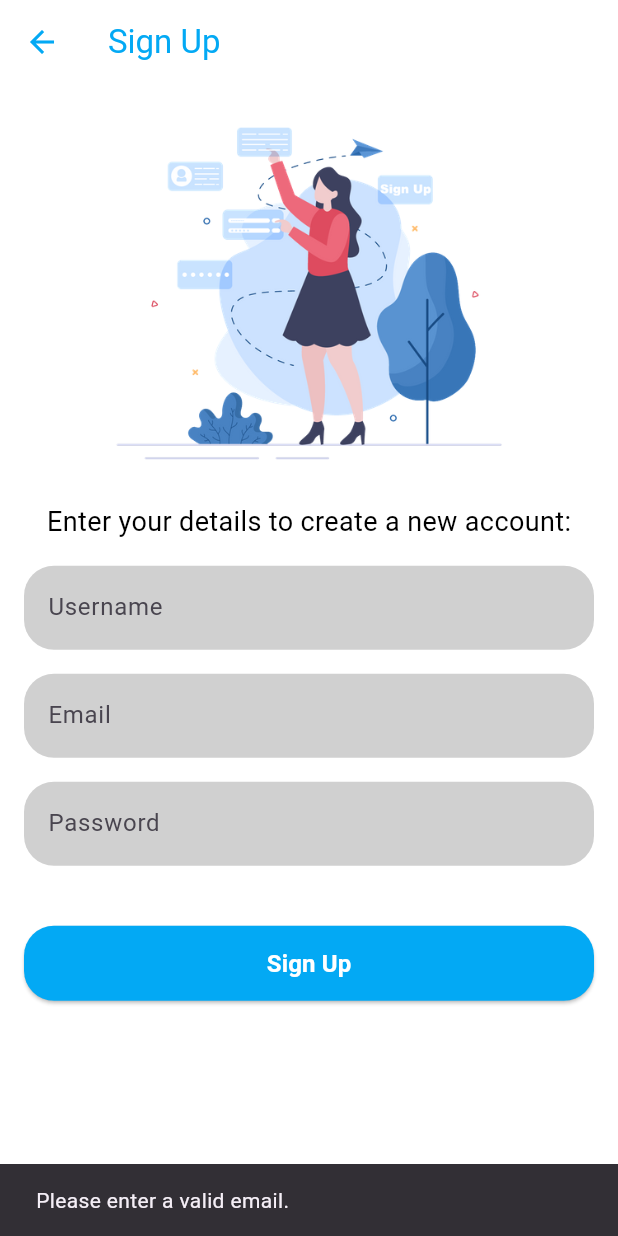
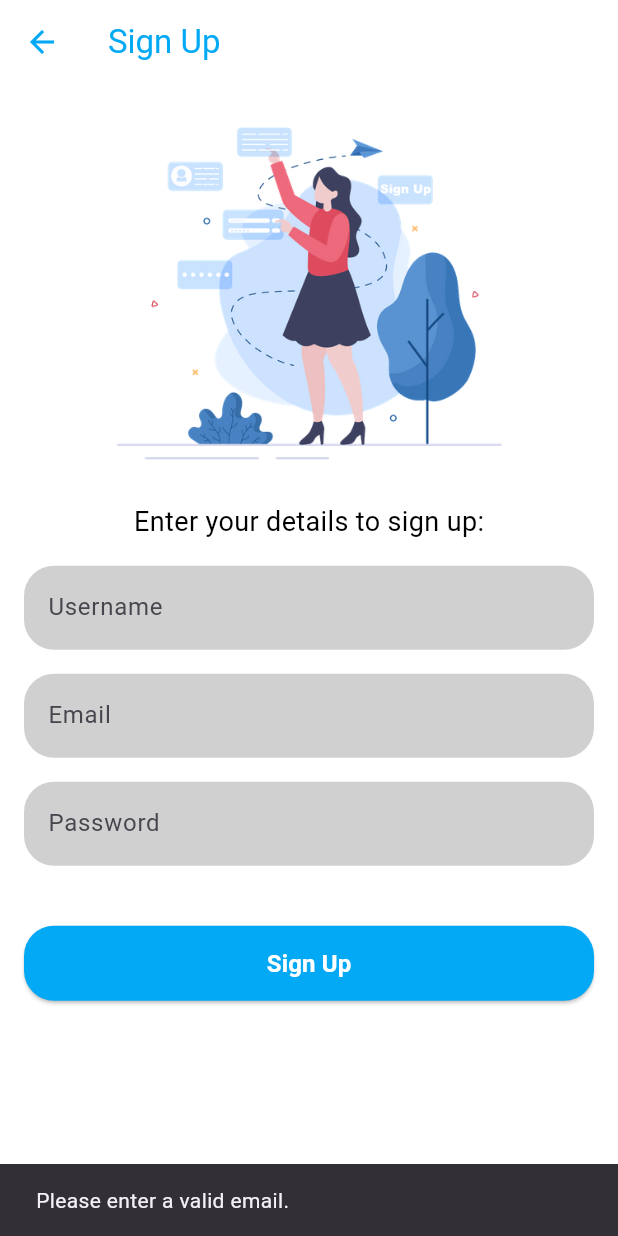
Before and after one commit to matthewyeo1/WanderWise, a Flutter app: the CreateAccountPage screen opened by its route, after a tap on "Sign Up", on a phone screen of 412 x 824 dp. Run offline on Flutter 3.47's test engine with Material 3 defaults, Android fonts, the phone set to English and light mode, and no system bars; our stand-ins replace cloud_firestore, firebase_auth, firebase_core, google_sign_in, shared_preferences; accounts and stored records are empty.

```diff
--- a/ww_code/lib/aesthetics/splashscreen.dart
+++ b/ww_code/lib/aesthetics/splashscreen.dart
@@ -47,14 +47,12 @@ class _SplashScreenState extends State<SplashScreen>
             child: Column(
               mainAxisAlignment: MainAxisAlignment.center,
               children: [
-                // Add your logo or image here
                 Image.asset(
                   'images/ww_logo.png',
                   width: 200,
                   height: 200,
                 ),
                 const SizedBox(height: 20),
-                // Combine "Wander" and "Wise" text
                 RichText(
                   text: const TextSpan(
                     children: [
@@ -78,7 +76,6 @@ class _SplashScreenState extends State<SplashScreen>
                   ),
                 ),
                 const SizedBox(height: 10),
-                // Add your slogan here
                 const Text(
                   'Travel made Simple',
                   style: TextStyle(
--- a/ww_code/lib/create_account.dart
+++ b/ww_code/lib/create_account.dart
@@ -1,6 +1,10 @@
 import 'package:flutter/material.dart';
 import 'package:firebase_auth/firebase_auth.dart';
 import 'utilities/utils.dart';
+import 'package:cloud_firestore/cloud_firestore.dart';
+import 'dart:convert';
+import 'package:crypto/crypto.dart';
+
 
 class CreateAccountPage extends StatelessWidget {
   const CreateAccountPage({super.key});
@@ -51,6 +55,21 @@ class CreateAccountPage extends StatelessWidget {
           password: password,
         );
         await userCredential.user?.updateDisplayName(username);
+
+        // Password hashing for security
+        var bytes = utf8.encode(password);
+        var hashedPassword = sha256.convert(bytes).toString();
+
+        // Store user credentials in firestore
+        await FirebaseFirestore.instance
+            .collection('Users')
+            .doc(userCredential.user?.uid)
+            .set({
+              'username' : username,
+              'email' : email,
+              'password' : hashedPassword,
+            });
+
         ScaffoldMessenger.of(context).showSnackBar(
           const SnackBar(
             content: Text('Account created successfully!'),
@@ -88,7 +107,7 @@ class CreateAccountPage extends StatelessWidget {
                 ),
                 const SizedBox(height: 16),
                 const Text(
-                  'Enter your details to create a new account:',
+                  'Enter your details to sign up:',
                   style: TextStyle(fontSize: 18, color: Colors.black),
                 ),
                 const SizedBox(height: 16),
--- a/ww_code/lib/main.dart
+++ b/ww_code/lib/main.dart
@@ -42,7 +42,7 @@ class MyApp extends StatelessWidget {
           headlineLarge: TextStyle(color: Colors.white),
         ),
       ),
-      home:const SplashScreen(),
+      home:const SplashScreen(),     // Splashscreen with animation
       routes: {
         '/login': (context) => const MyHomePage(title: 'Login'),
         '/menu': (context) => const MenuPage(),
--- a/ww_code/pubspec.yaml
+++ b/ww_code/pubspec.yaml
@@ -37,9 +37,11 @@ dependencies:
   # The following adds the Cupertino Icons font to your application.
   # Use with the CupertinoIcons class for iOS style icons.
   cupertino_icons: ^1.0.6
-  firebase_core: ^2.26.0
+  firebase_core: ^2.31.0
   firebase_auth: ^4.17.7
   google_sign_in: ^6.2.1
+  cloud_firestore: ^4.17.3
+  crypto: ^3.0.0
 
 
 dev_dependencies:
```
Also changed, not shown: ww_code/lib/auth/firebase_auth.dart (+29 -8 lines), ww_code/lib/forgot_password.dart (+3 -5 lines), ww_code/lib/login_screen.dart (+16 -8 lines), ww_code/pubspec.lock, 3 other files.
